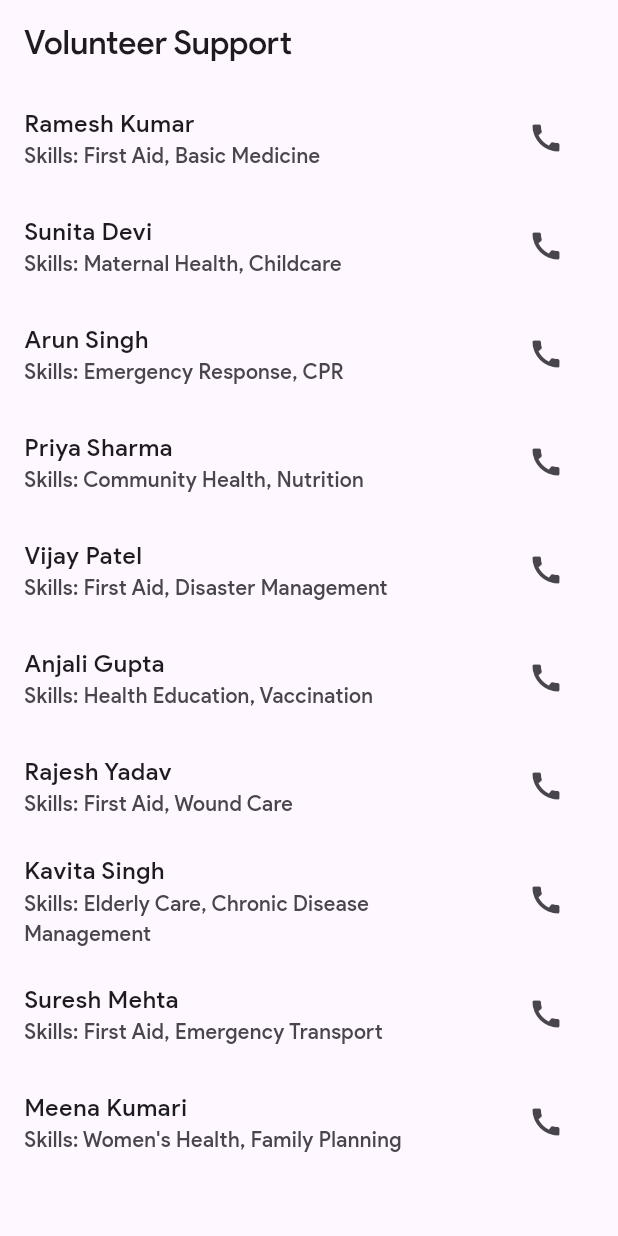
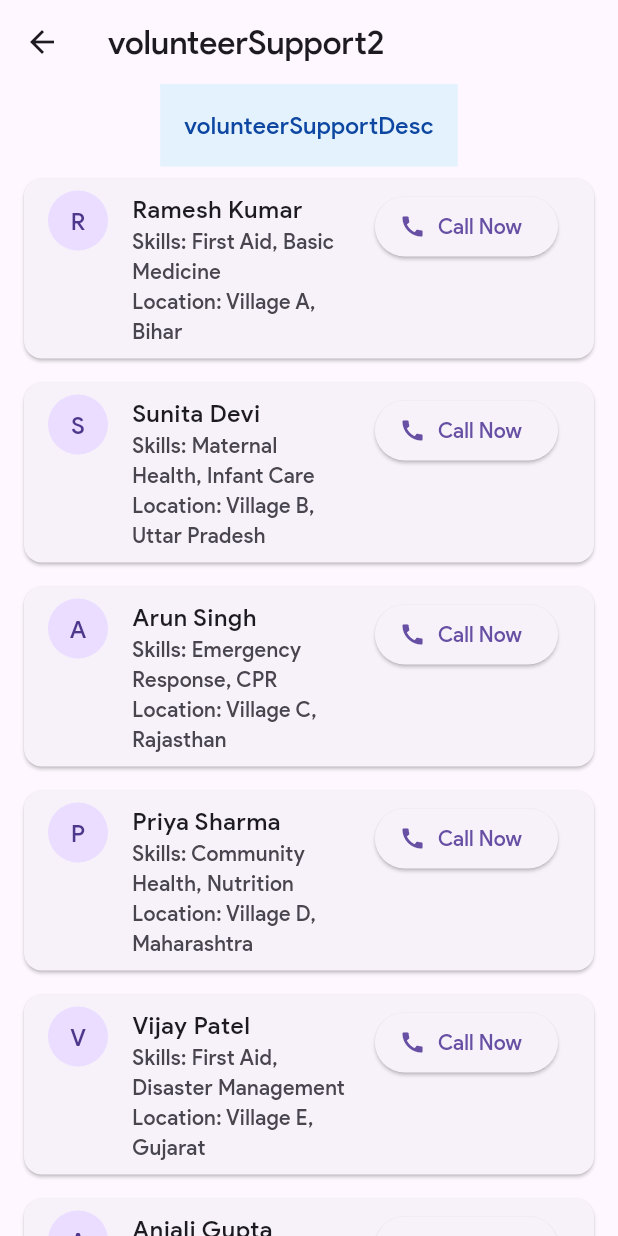
Before and after one commit to Priyanshg0211/Aarogya-Vishwas, a Flutter app: the VolunteerSupport screen opened directly, on a phone screen of 412 x 824 dp. Run offline on Flutter 3.47's test engine with Material 3 defaults, Android fonts, the phone set to English and light mode, and no system bars; our stand-ins replace cached_network_image, cloud_firestore, file_picker, firebase_auth, firebase_core, flutter_markdown and 6 more; missing offline and left inert: pdfx; accounts and stored records are empty; network calls fail.

Commit message:
added local in all feature

```diff
--- a/assets/languages/en.json
+++ b/assets/languages/en.json
@@ -10,8 +10,8 @@
   "hospitalDescription": "Find nearby hospitals and emergency services with direct call functionality",
   "firstAidGuide": "Offline First Aid Guide",
   "firstAidDescription": "Access preloaded life-saving instructions for emergencies like burns, fractures, heart attacks, and more",
-  "volunteerSupport": "Volunteer Support System",
-  "volunteerDescription": "Seek help from trained community health volunteers",
+  "volunteerSupport": "Urgent Doctor Consultation",
+  "volunteerDescription": "Consult doctors here for quick medical advice and emergency assistance anytime,anywhere",
   "localVolunteer": "Local Volunteer Connection",
   "localVolunteerDescription": "Locate and contact healthcare volunteers from your village or nearby areas for immediate assistance",
   "title1":"Welcome to Aarogya Vishwas Your Personal Medical Assistant",
@@ -65,5 +65,65 @@
   "children018": "Children aged 0-18 years.",
   "childrenAndPregnant": "Children and pregnant women.",
   "pregnantWomenOnly": "Pregnant women.",
-  "nutritionBeneficiaries": "Children, pregnant women, and lactating mothers."
+  "nutritionBeneficiaries": "Children, pregnant women, and lactating mothers.",
+  "telemedicine": "Telemedicine Consultation",
+  "yourName": "Your Name",
+  "describeIssue": "Describe Your Issue",
+  "requestConsultation": "Request Consultation",
+  "yourConsultations": "Your Consultations",
+  "userNotLoggedIn": "User Not Logged In",
+  "fillAllFields": "Please Fill All Fields",
+  "userEmailNotFound": "User Email Not Found",
+  "consultationRequested": "Consultation Requested Successfully!",
+  "consultationAccepted": "Consultation Accepted",
+  "consultationAcceptedDesc": "Your consultation has been accepted. Connect via phone or video.",
+  "videoCallLaunchError": "Could Not Launch Video Call",
+  "pending": "Pending",
+  "accepted": "Accepted",
+  "completed": "Completed",
+  "skills": "Skills",
+  "location": "Location",
+  "callNow": "Call Now",
+  "callNotSupported": "Call Not Supported",
+  "errorMakingCall": "Error Making Call",
+
+  "volunteerName1": "Ramesh Kumar",
+  "volunteerSkills1": "First Aid, Basic Medicine",
+  "volunteerVillage1": "Village A, Bihar",
+
+  "volunteerName2": "Sunita Devi",
+  "volunteerSkills2": "Maternal Health, Infant Care",
+  "volunteerVillage2": "Village B, Uttar Pradesh",
+
+  "volunteerName3": "Arun Singh",
+  "volunteerSkills3": "Emergency Response, CPR",
+  "volunteerVillage3": "Village C, Rajasthan",
+
+  "volunteerName4": "Priya Sharma",
+  "volunteerSkills4": "Community Health, Nutrition",
+  "volunteerVillage4": "Village D, Maharashtra",
+
+  "volunteerName5": "Vijay Patel",
+  "volunteerSkills5": "First Aid, Disaster Management",
+  "volunteerVillage5": "Village E, Gujarat",
+
+  "volunteerName6": "Anjali Gupta",
+  "volunteerSkills6": "Health Education, Vaccination",
+  "volunteerVillage6": "Village F, Madhya Pradesh",
+
+  "volunteerName7": "Rajesh Yadav",
+  "volunteerSkills7": "First Aid, Wound Care",
+  "volunteerVillage7": "Village G, Haryana",
+
+  "volunteerName8": "Kavita Singh",
+  "volunteerSkills8": "Elderly Care, Chronic Disease Management",
+  "volunteerVillage8": "Village H, Punjab",
+
+  "volunteerName9": "Suresh Mehta",
+  "volunteerSkills9": "First Aid, Emergency Transport",
+  "volunteerVillage9": "Village I, Karnataka",
+
+  "volunteerName10": "Meena Kumari",
+  "volunteerSkills10": "Women's Health, Family Planning",
+  "volunteerVillage10": "Village J, Tamil Nadu"
 }
--- a/lib/Feature/Volunteer/volunteer.dart
+++ b/lib/Feature/Volunteer/volunteer.dart
@@ -1,98 +1,161 @@
+import 'package:aarogya_vishwas/UI/Homescreen/Homescreen.dart';
+import 'package:aarogya_vishwas/localization/app_localization.dart';
 import 'package:flutter/material.dart';
 import 'package:url_launcher/url_launcher.dart';
 
 class VolunteerSupport extends StatelessWidget {
-  // Pre-added demo data for volunteers (Indian context)
+  // Pre-added demo data for volunteers with translation keys
   final List<Map<String, dynamic>> volunteers = [
     {
-      "name": "Ramesh Kumar",
+      "name": "volunteerName1",
       "phone": "+919876543210",
-      "skills": "First Aid, Basic Medicine",
-      "village": "Village A, Bihar",
+      "skills": "volunteerSkills1",
+      "village": "volunteerVillage1",
     },
     {
-      "name": "Sunita Devi",
+      "name": "volunteerName2",
       "phone": "+919876543211",
-      "skills": "Maternal Health, Childcare",
-      "village": "Village B, Uttar Pradesh",
+      "skills": "volunteerSkills2",
+      "village": "volunteerVillage2",
     },
     {
-      "name": "Arun Singh",
+      "name": "volunteerName3",
       "phone": "+919876543212",
-      "skills": "Emergency Response, CPR",
-      "village": "Village C, Rajasthan",
+      "skills": "volunteerSkills3",
+      "village": "volunteerVillage3",
     },
     {
-      "name": "Priya Sharma",
+      "name": "volunteerName4",
       "phone": "+919876543213",
-      "skills": "Community Health, Nutrition",
-      "village": "Village D, Maharashtra",
+      "skills": "volunteerSkills4",
+      "village": "volunteerVillage4",
     },
     {
-      "name": "Vijay Patel",
+      "name": "volunteerName5",
       "phone": "+919876543214",
-      "skills": "First Aid, Disaster Management",
-      "village": "Village E, Gujarat",
+      "skills": "volunteerSkills5",
+      "village": "volunteerVillage5",
     },
     {
-      "name": "Anjali Gupta",
+      "name": "volunteerName6",
       "phone": "+919876543215",
-      "skills": "Health Education, Vaccination",
-      "village": "Village F, Madhya Pradesh",
+      "skills": "volunteerSkills6",
+      "village": "volunteerVillage6",
     },
     {
-      "name": "Rajesh Yadav",
+      "name": "volunteerName7",
       "phone": "+919876543216",
-      "skills": "First Aid, Wound Care",
-      "village": "Village G, Haryana",
+      "skills": "volunteerSkills7",
+      "village": "volunteerVillage7",
     },
     {
-      "name": "Kavita Singh",
+      "name": "volunteerName8",
       "phone": "+919876543217",
-      "skills": "Elderly Care, Chronic Disease Management",
-      "village": "Village H, Punjab",
+      "skills": "volunteerSkills8",
+      "village": "volunteerVillage8",
     },
     {
-      "name": "Suresh Mehta",
+      "name": "volunteerName9",
       "phone": "+919876543218",
-      "skills": "First Aid, Emergency Transport",
-      "village": "Village I, Karnataka",
+      "skills": "volunteerSkills9",
+      "village": "volunteerVillage9",
     },
     {
-      "name": "Meena Kumari",
+      "name": "volunteerName10",
       "phone": "+919876543219",
-      "skills": "Women's Health, Family Planning",
-      "village": "Village J, Tamil Nadu",
+      "skills": "volunteerSkills10",
+      "village": "volunteerVillage10",
     },
   ];
 
   @override
   Widget build(BuildContext context) {
     return Scaffold(
-      appBar: AppBar(title: Text("Volunteer Support")),
-      body: ListView.builder(
+      appBar: AppBar(
+        leading: IconButton(
+          icon: Icon(Icons.arrow_back),
+          onPressed: () {
+            Navigator.pushReplacement(
+                context, MaterialPageRoute(builder: (context) => HomeScreen()));
+          },
+        ),
+        title: Text(AppLocalizations.of(context)!.translate('volunteerSupport2')),
+      ),
+      body: Column(
+        children: [
+          Container(
+            padding: EdgeInsets.all(16),
+            color: Colors.blue.shade50,
+            child: Text(
+              AppLocalizations.of(context)!.translate('volunteerSupportDesc'),
+              style: TextStyle(
+                fontSize: 16,
+                color: Colors.blue.shade900,
+              ),
+              textAlign: TextAlign.center,
+            ),
+          ),
+          Expanded(
+            child: ListView.builder(
               itemCount: volunteers.length,
               itemBuilder: (context, index) {
                 final volunteer = volunteers[index];
-          return ListTile(
-            title: Text(volunteer['name']),
-            subtitle: Text("Skills: ${volunteer['skills']}"),
-            trailing: IconButton(
+                return Card(
+                  margin: EdgeInsets.symmetric(horizontal: 16, vertical: 8),
+                  child: ListTile(
+                    leading: CircleAvatar(
+                      child: Text(AppLocalizations.of(context)!
+                          .translate(volunteer['name'])
+                          .substring(0, 1)),
+                    ),
+                    title: Text(
+                        AppLocalizations.of(context)!.translate(volunteer['name'])),
+                    subtitle: Column(
+                      crossAxisAlignment: CrossAxisAlignment.start,
+                      children: [
+                        Text(
+                            "${AppLocalizations.of(context)!.translate('skills')}: ${AppLocalizations.of(context)!.translate(volunteer['skills'])}"),
+                        Text(
+                            "${AppLocalizations.of(context)!.translate('location')}: ${AppLocalizations.of(context)!.translate(volunteer['village'])}"),
+                      ],
+                    ),
+                    trailing: ElevatedButton.icon(
                       icon: Icon(Icons.call),
-              onPressed: () => _callVolunteer(volunteer['phone']),
+                      label: Text(
+                          AppLocalizations.of(context)!.translate('callNow')),
+                      onPressed: () => _callVolunteer(context, volunteer['phone']),
+                    ),
+                    isThreeLine: true,
                   ),
                 );
               },
             ),
+          ),
+        ],
+      ),
     );
   }
 
-  void _callVolunteer(String phone) async {
+  void _callVolunteer(BuildContext context, String phone) async {
     final url = 'tel:$phone';
+    try {
       if (await canLaunch(url)) {
         await launch(url);
       } else {
-      throw 'Could not launch $url';
+        ScaffoldMessenger.of(context).showSnackBar(
+          SnackBar(
+            content: Text(
+                AppLocalizations.of(context)!.translate('callNotSupported')),
+          ),
+        );
+      }
+    } catch (e) {
+      ScaffoldMessenger.of(context).showSnackBar(
+        SnackBar(
+          content:
+              Text(AppLocalizations.of(context)!.translate('errorMakingCall')),
+        ),
+      );
     }
   }
 }
--- a/lib/UI/Homescreen/Homescreen.dart
+++ b/lib/UI/Homescreen/Homescreen.dart
@@ -27,7 +27,7 @@ class HomeScreen extends StatelessWidget {
               Navigator.push(
                 context,
                 MaterialPageRoute(
-                  builder: (context) => Profilepage(),
+                  builder: (context) => ProfilePage(),
                 ),
               );
             },
--- a/pubspec.yaml
+++ b/pubspec.yaml
@@ -63,6 +63,7 @@ dependencies:
   pdfx: ^2.8.0
   flutter_tts: ^4.2.2
   connectivity_plus: ^6.1.3
+  provider: ^6.1.2
 
 
 dev_dependencies:
```
Also changed, not shown: assets/languages/bn.json (+63 -3 lines), assets/languages/hi.json (+64 -3 lines), assets/languages/mr.json (+63 -3 lines), lib/Feature/nearby/consulte.dart (+117 -43 lines), pubspec.lock. Lines whose indentation alone changed are shown as unchanged.
